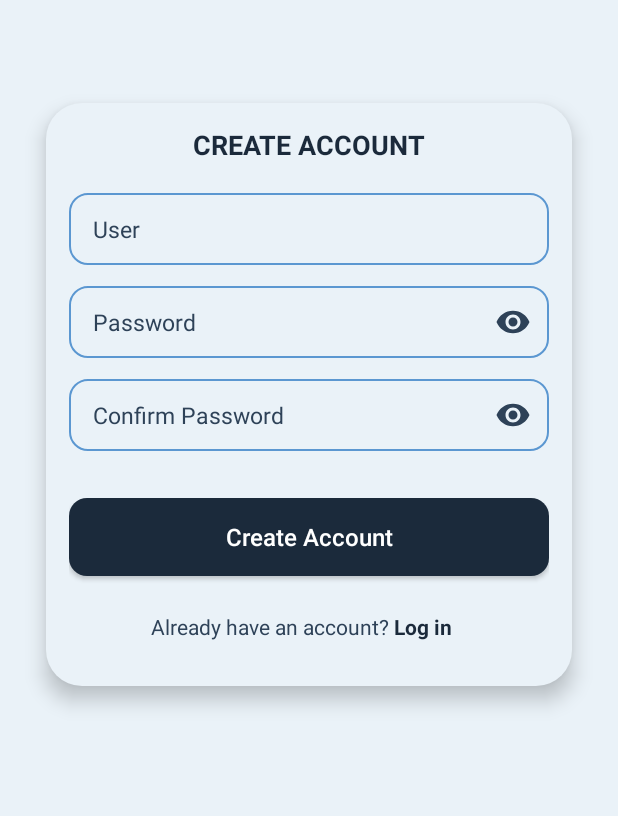
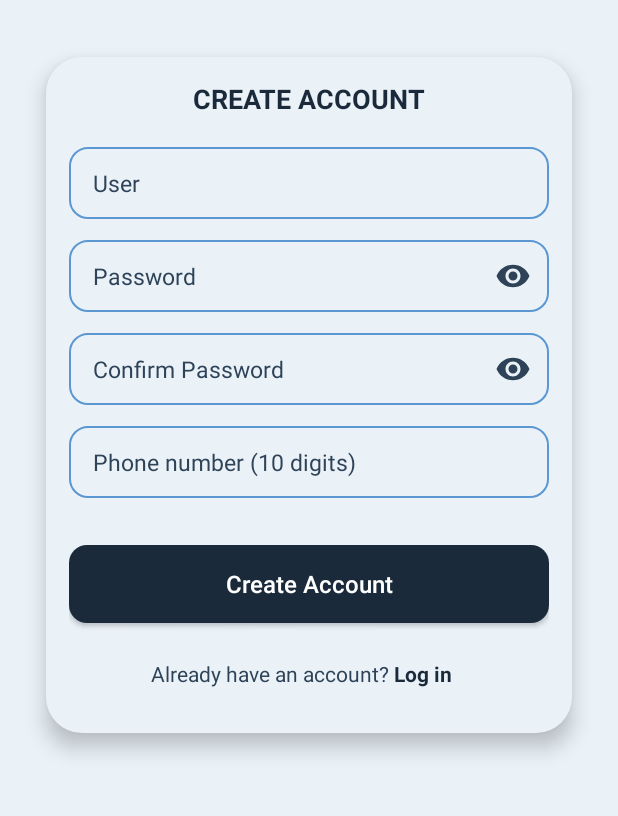
Before and after one commit to Amaro-hub34/YipShare, an Android app: the RegistroCuenta2Activity screen opened directly, with no data from a screen before it, on a phone screen of 412 x 824 dp, the part 417-1233 px from its top. Run offline under Robolectric (Android 15) with nearby library versions, the phone set to English and light mode, and no system bars; 4 statements that could not run were skipped.

Commit message:
Renombra campos de contraseña y añade campo de teléfono en el registro de cuenta

```diff
--- a/app/src/main/java/com/startupidea/yipshare/register/RegistroCuenta2Activity.java
+++ b/app/src/main/java/com/startupidea/yipshare/register/RegistroCuenta2Activity.java
@@ -43,9 +43,9 @@ public class RegistroCuenta2Activity extends AppCompatActivity {
         draft = RegistrationDraft.fromIntent(getIntent());
 
         etUsername = findViewById(R.id.usuario_IS);
-        etPassword = findViewById(R.id.contraseña);
-        etPasswordConfirmation = findViewById(R.id.contraseña_confirmacion);
-        etPhoneNumber = findViewById(R.id.telefono);
+        etPassword = findViewById(R.id.contrasenia);
+        etPasswordConfirmation = findViewById(R.id.contrasenia_confirmacion2);
+        etPhoneNumber = findViewById(R.id.telefono_frame2);
         tvError = findViewById(R.id.tv_error);
         PasswordToggleUtil.attach(etPassword, findViewById(R.id.btn_toggle_password));
         PasswordToggleUtil.attach(etPasswordConfirmation, findViewById(R.id.btn_toggle_password_confirmation));
--- a/app/src/main/res/layout/activity_registrocuenta2.xml
+++ b/app/src/main/res/layout/activity_registrocuenta2.xml
@@ -119,7 +119,7 @@
                 android:layout_marginBottom="14dp">
 
                 <EditText
-                    android:id="@+id/contraseña"
+                    android:id="@+id/contrasenia"
                     style="@style/InputBrand"
                     android:autofillHints="password"
                     android:hint="@string/contrasena_actualizar_perfil"
@@ -142,12 +142,13 @@
             </FrameLayout>
 
             <FrameLayout
+                android:id="@+id/fl_contrasenia_confirmacion"
                 android:layout_width="match_parent"
                 android:layout_height="wrap_content"
                 android:layout_marginBottom="14dp">
 
                 <EditText
-                    android:id="@+id/contraseña_confirmacion"
+                    android:id="@+id/contrasenia_confirmacion2"
                     style="@style/InputBrand"
                     android:autofillHints="password"
                     android:hint="@string/confirmar_contrasena"
@@ -167,6 +168,22 @@
                     android:src="@drawable/ic_visibility"
                     android:contentDescription="@string/mostrar_contrasena"
                     app:tint="@color/texto_secundario" />
+            </FrameLayout>
+
+            <FrameLayout
+                android:id="@+id/telefono_frame"
+                android:layout_width="match_parent"
+                android:layout_height="wrap_content"
+                android:layout_marginBottom="14dp">
+
+                <EditText
+                    android:id="@+id/telefono_frame2"
+                    style="@style/InputBrand"
+                    android:autofillHints="phone"
+                    android:hint="@string/telefono_hint"
+                    android:inputType="phone"
+                    android:minHeight="48dp"
+                    android:paddingEnd="48dp" />
             </FrameLayout>
 
             <ProgressBar
```
